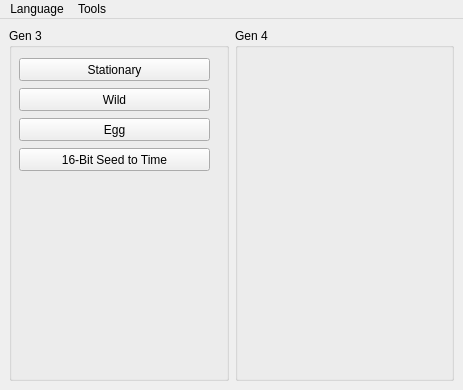
Admiral-Fish/PokeFinder, file Forms/MainWindow.ui: the form before one commit.
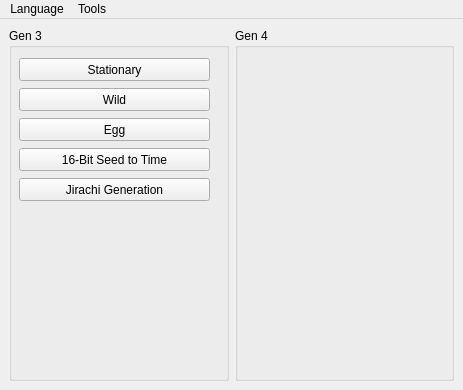
The form after the commit. Icons and pictures are not drawn.

Commit message: Channel Jirachi Probably Generation

The edit to the form file:
```diff
--- a/Forms/MainWindow.ui
+++ b/Forms/MainWindow.ui
@@ -94,6 +94,19 @@
         <string>16-Bit Seed to Time</string>
        </property>
       </widget>
+      <widget class="QPushButton" name="pushButtonJirachiGeneration">
+       <property name="geometry">
+        <rect>
+         <x>10</x>
+         <y>150</y>
+         <width>191</width>
+         <height>23</height>
+        </rect>
+       </property>
+       <property name="text">
+        <string>Jirachi Generation</string>
+       </property>
+      </widget>
      </widget>
     </item>
     <item row="0" column="1">
```
Left out of the diff: 2 changed lines with no effect on the pictures. The commit also changes 7 other files.
